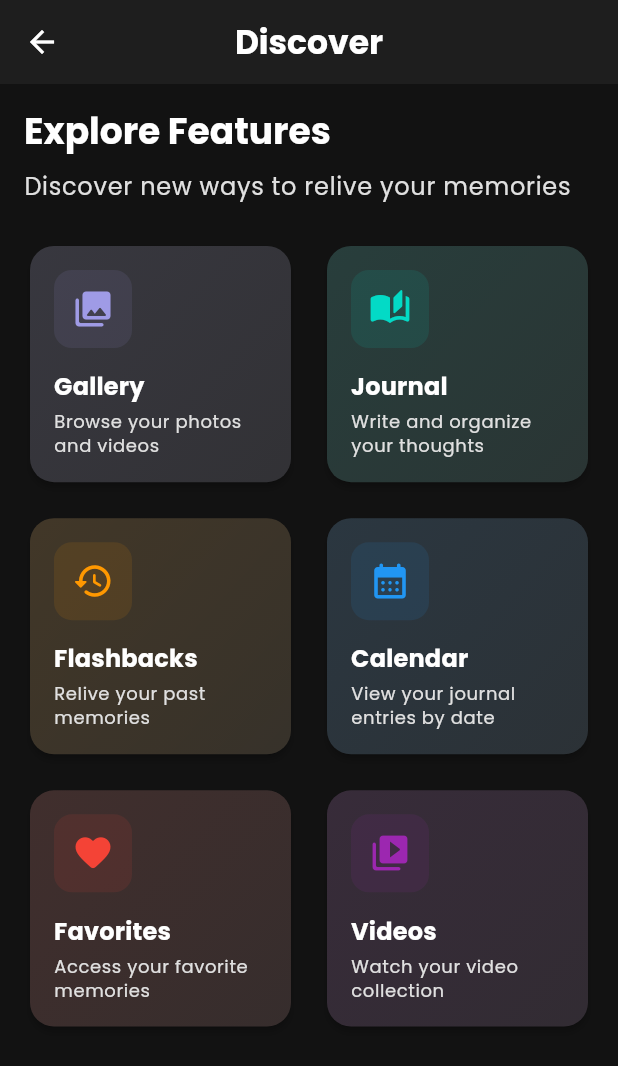
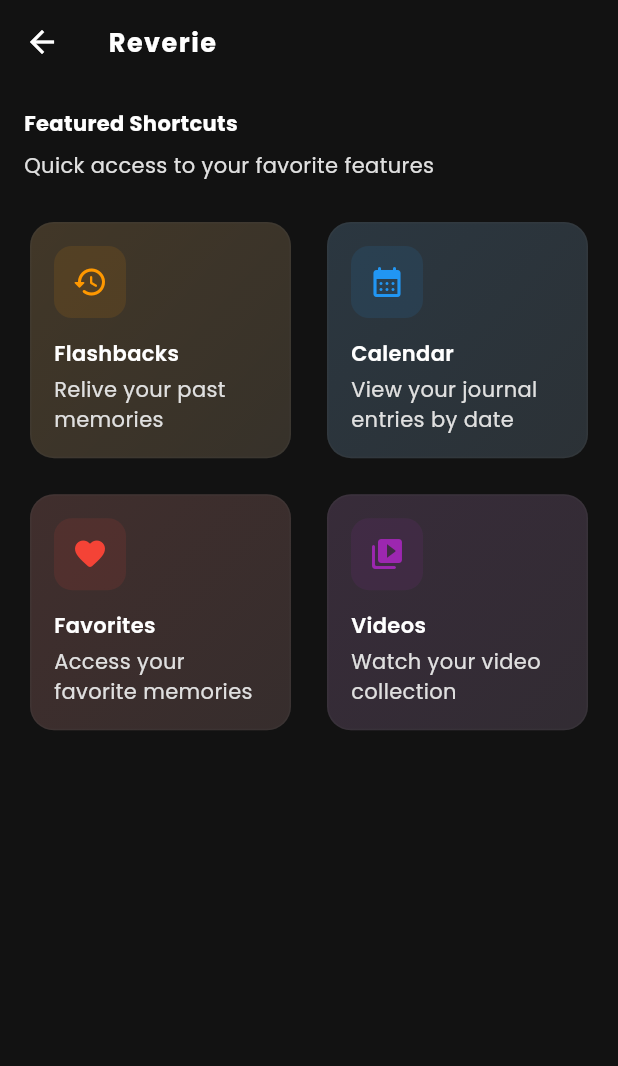
Before and after one commit to amandangol/reverie, a Flutter app: the DiscoverScreen screen opened directly, on a phone screen of 412 x 824 dp. Shown: the top 1066 px of the screen. Run offline on Flutter 3.47's test engine with Material 3 defaults, Android fonts, the phone set to English and light mode, and no system bars; our stand-ins replace flutter_markdown, flutter_svg, google_fonts, google_generative_ai, just_audio, pdf and 8 more; missing offline and left inert: google_mlkit_image_labeling, image_editor_plus, photo_manager, photo_manager_image_provider; accounts and stored records are empty.

```diff
--- a/lib/features/discover/pages/discover_screen.dart
+++ b/lib/features/discover/pages/discover_screen.dart
@@ -5,7 +5,7 @@ import 'package:reverie/features/gallery/pages/gallery_page.dart';
 import 'package:reverie/features/journal/pages/journal_screen.dart';
 import 'package:reverie/features/gallery/pages/album_page.dart';
 import 'package:photo_manager/photo_manager.dart';
-import 'package:reverie/features/onboarding/pages/onboarding_screen.dart';
+import 'package:reverie/theme/app_theme.dart';
 
 import '../../gallery/pages/video_albums_page.dart';
 
@@ -16,16 +16,24 @@ class DiscoverScreen extends StatelessWidget {
   Widget build(BuildContext context) {
     final theme = Theme.of(context);
     final colorScheme = theme.colorScheme;
+    final journalTextTheme = AppTheme.journalTextTheme;
 
     return Scaffold(
+      backgroundColor: colorScheme.background,
       appBar: AppBar(
         title: Text(
-          'Discover',
-          style: theme.textTheme.titleLarge?.copyWith(
+          'Reverie',
+          style: journalTextTheme.titleLarge?.copyWith(
             fontWeight: FontWeight.bold,
+            color: colorScheme.onSurface,
+            fontSize: 17,
+            letterSpacing: 1,
           ),
         ),
-        centerTitle: true,
+        centerTitle: false,
+        elevation: 0,
+        scrolledUnderElevation: 0,
+        backgroundColor: colorScheme.background,
       ),
       body: SingleChildScrollView(
         padding: const EdgeInsets.all(16),
@@ -33,16 +41,16 @@ class DiscoverScreen extends StatelessWidget {
           crossAxisAlignment: CrossAxisAlignment.start,
           children: [
             Text(
-              'Explore Features',
-              style: theme.textTheme.headlineSmall?.copyWith(
+              'Featured Shortcuts',
+              style: journalTextTheme.headlineSmall?.copyWith(
                 fontWeight: FontWeight.bold,
                 color: colorScheme.onSurface,
               ),
             ),
             const SizedBox(height: 8),
             Text(
-              'Discover new ways to relive your memories',
-              style: theme.textTheme.bodyLarge?.copyWith(
+              'Quick access to your favorite features',
+              style: journalTextTheme.bodyLarge?.copyWith(
                 color: colorScheme.onSurfaceVariant,
               ),
             ),
@@ -57,28 +65,9 @@ class DiscoverScreen extends StatelessWidget {
   Widget _buildFeatureGrid(BuildContext context) {
     final theme = Theme.of(context);
     final colorScheme = theme.colorScheme;
+    final journalTextTheme = AppTheme.journalTextTheme;
 
     final features = [
-      {
-        'title': 'Gallery',
-        'description': 'Browse your photos and videos',
-        'icon': Icons.photo_library_rounded,
-        'color': colorScheme.primary,
-        'onTap': () => Navigator.push(
-              context,
-              MaterialPageRoute(builder: (context) => const GalleryPage()),
-            ),
-      },
-      {
-        'title': 'Journal',
-        'description': 'Write and organize your thoughts',
-        'icon': Icons.auto_stories_rounded,
-        'color': colorScheme.secondary,
-        'onTap': () => Navigator.push(
-              context,
-              MaterialPageRoute(builder: (context) => const JournalScreen()),
-            ),
-      },
       {
         'title': 'Flashbacks',
         'description': 'Relive your past memories',
@@ -164,11 +153,16 @@ class DiscoverScreen extends StatelessWidget {
   }) {
     final theme = Theme.of(context);
     final colorScheme = theme.colorScheme;
+    final journalTextTheme = AppTheme.journalTextTheme;
 
     return Card(
-      elevation: 2,
+      elevation: 0,
       shape: RoundedRectangleBorder(
         borderRadius: BorderRadius.circular(16),
+        side: BorderSide(
+          color: colorScheme.outline.withOpacity(0.2),
+          width: 1,
+        ),
       ),
       child: InkWell(
         onTap: onTap,
@@ -198,21 +192,21 @@ class DiscoverScreen extends StatelessWidget {
                 child: Icon(
                   icon,
                   color: color,
-                  size: 28,
+                  size: 24,
                 ),
               ),
               const Spacer(),
               Text(
                 title,
-                style: theme.textTheme.titleMedium?.copyWith(
-                  fontWeight: FontWeight.bold,
+                style: journalTextTheme.titleMedium?.copyWith(
+                  fontWeight: FontWeight.w600,
                   color: colorScheme.onSurface,
                 ),
               ),
               const SizedBox(height: 4),
               Text(
                 description,
-                style: theme.textTheme.bodySmall?.copyWith(
+                style: journalTextTheme.bodySmall?.copyWith(
                   color: colorScheme.onSurfaceVariant,
                 ),
                 maxLines: 2,
--- a/lib/features/gallery/pages/gallery_page.dart
+++ b/lib/features/gallery/pages/gallery_page.dart
@@ -53,7 +53,11 @@ class _GalleryPageState extends State<GalleryPage>
         appBar: AppBar(
           title: const Text(
             'Reverie',
-            style: TextStyle(fontWeight: FontWeight.bold, letterSpacing: 1),
+            style: TextStyle(
+              fontWeight: FontWeight.bold,
+              letterSpacing: 1,
+              fontSize: 17,
+            ),
           ),
           backgroundColor: colorScheme.background,
           actions: [
--- a/lib/features/journal/pages/calendar_screen.dart
+++ b/lib/features/journal/pages/calendar_screen.dart
@@ -402,7 +402,7 @@ class _CalendarScreenState extends State<CalendarScreen>
               ),
             ),
             Text(
-              'Entries for ${DateFormat('MMMM d, yyyy').format(_selectedDay!)}',
+              'Journals for ${DateFormat('MMMM d, yyyy').format(_selectedDay!)}',
               style: theme.textTheme.bodySmall?.copyWith(
                 color: colorScheme.onSurfaceVariant,
                 fontWeight: FontWeight.w500,
--- a/pubspec.yaml
+++ b/pubspec.yaml
@@ -58,6 +58,8 @@ dependencies:
   image_editor: ^1.6.0
   image_editor_plus: ^1.0.6
   just_audio: ^0.9.46
+  pdf: ^3.11.3
+  printing: ^5.14.2
 
   # The following adds the Cupertino Icons font to your application.
   # Use with the CupertinoIcons class for iOS style icons.
```
Also changed, not shown: lib/features/journal/pages/journal_detail_screen.dart (+73 -45 lines), lib/features/journal/pages/journal_screen.dart (+5 -7 lines), lib/features/journal/providers/journal_provider.dart (+119 -177 lines), pubspec.lock, 6 other files.
